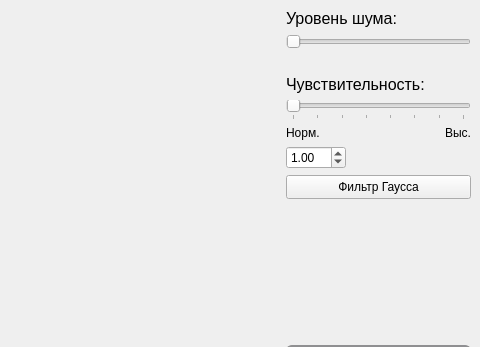
This is filterfft.ui in Kortesss/NO3 as Qt 5 draws it before an edit; both pictures show x 333 to 813 and y 0 to 347 of the 813 by 764 pixel window. The edited form follows.
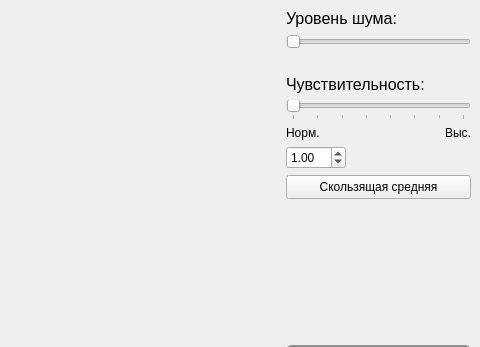
This is the edited form. Custom widgets are drawn as their Qt base class.

Commit message: Скользящая средняя

```diff
--- a/filterfft.ui
+++ b/filterfft.ui
@@ -234,7 +234,7 @@
            </size>
           </property>
           <property name="text">
-           <string>Фильтр Гаусса</string>
+           <string>Скользящая средняя</string>
           </property>
          </widget>
         </item>
```
The commit also changes 4 other files.
